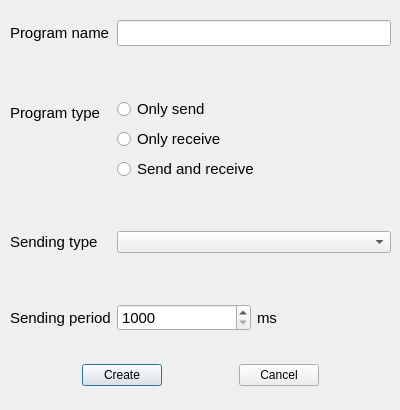
Old version of the form 2-sem/lab3b/Windows/programbuilderwindow.ui in the repository Megarekrut65/OOP-labs.
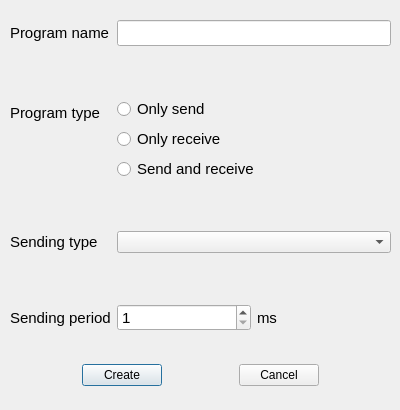
New version of the form.

Patch:
```diff
--- a/2-sem/lab3b/Windows/programbuilderwindow.ui
+++ b/2-sem/lab3b/Windows/programbuilderwindow.ui
@@ -187,7 +187,7 @@
          </font>
         </property>
         <property name="minimum">
-         <number>1000</number>
+         <number>1</number>
         </property>
         <property name="maximum">
          <number>60000</number>
```
